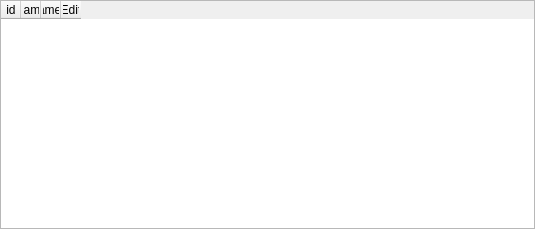
This is ui_templates/catalog_caliber_list.ui in o-murphy/archer_ballistics_constructor as Qt 5 draws it before an edit. The edited form follows.
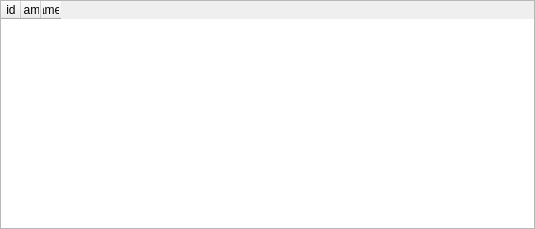
This is the edited form.

What changed in the file:
```diff
--- a/ui_templates/catalog_caliber_list.ui
+++ b/ui_templates/catalog_caliber_list.ui
@@ -76,11 +76,6 @@
        <string>Diameter</string>
       </property>
      </column>
-     <column>
-      <property name="text">
-       <string>Edit</string>
-      </property>
-     </column>
     </widget>
    </item>
   </layout>
```
